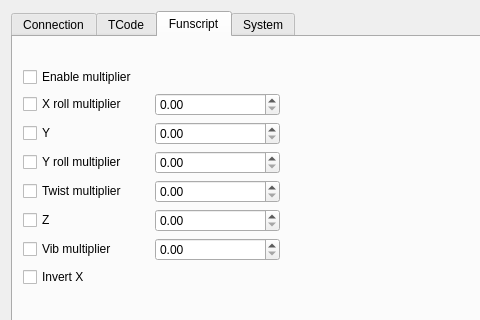
Old version of the form src/settings.ui in the repository jcfain/XTPlayer; both pictures show x 0 to 480 and y 0 to 320 of the 912 by 490 pixel window.
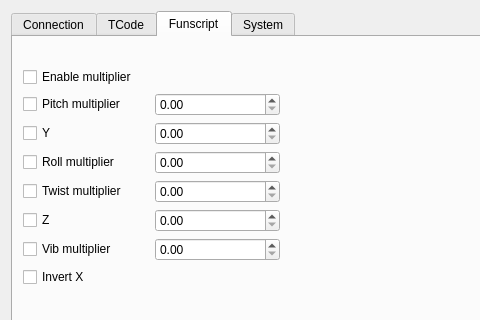
New version of the form. The open tabs and pages were chosen to show the change. Icons and pictures are not drawn.

Patch:
```diff
--- a/src/settings.ui
+++ b/src/settings.ui
@@ -308,7 +308,7 @@
         <item row="2" column="1">
          <widget class="QCheckBox" name="xRollMultiplierCheckBox">
           <property name="text">
-           <string>X roll multiplier</string>
+           <string>Pitch multiplier</string>
           </property>
          </widget>
         </item>
@@ -359,7 +359,7 @@
         <item row="4" column="1">
          <widget class="QCheckBox" name="yRollMultiplierCheckBox">
           <property name="text">
-           <string>Y roll multiplier</string>
+           <string>Roll multiplier</string>
           </property>
          </widget>
         </item>
```
